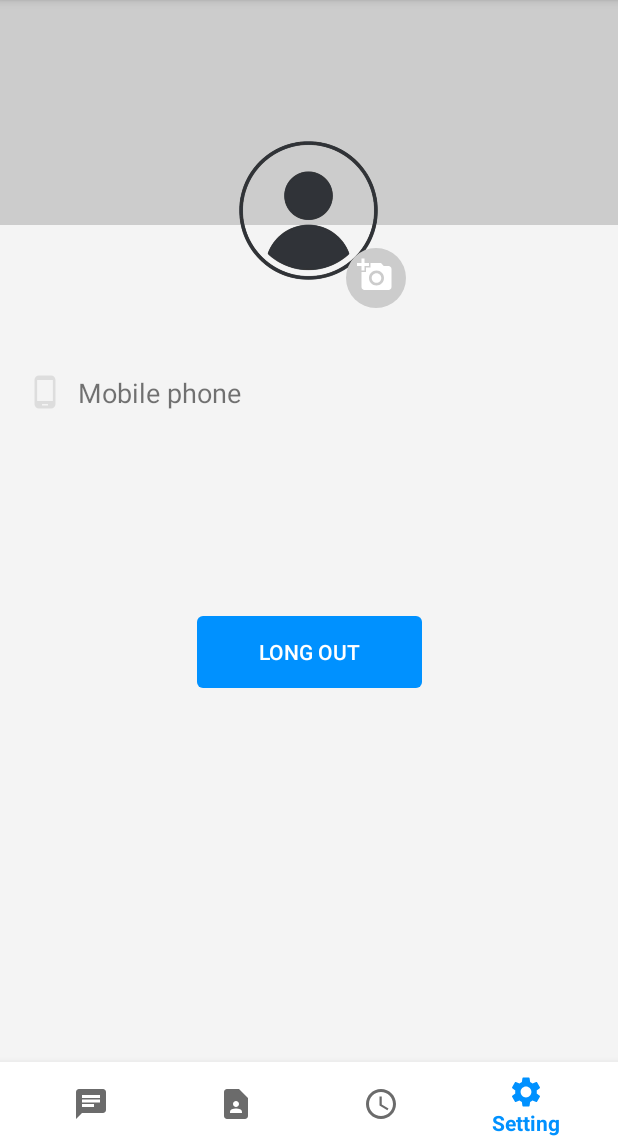
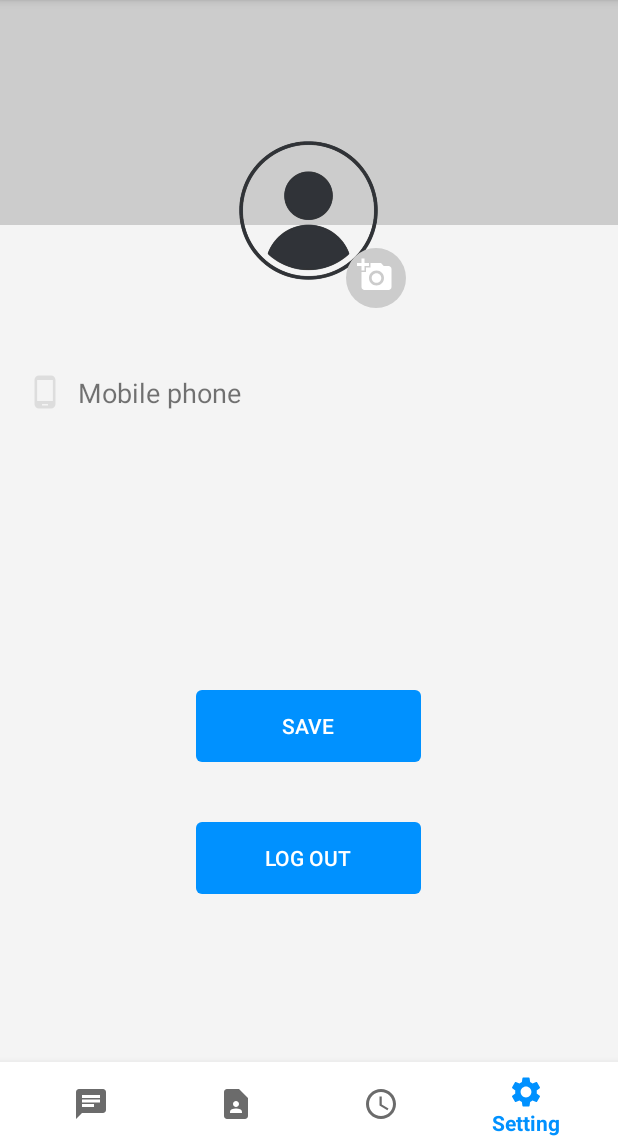
Before and after one commit to HoQuocVinh/ZaloAppGroup03, an Android app: the screen it shows after launch once a user with an empty profile is signed in (MainActivity), item 4 of the bottom bar chosen, on a phone screen of 412 x 824 dp, the part 90-1236 px from its top. Run offline under Robolectric (Android 15) with nearby library versions, the phone set to English and light mode, and no system bars; our stand-ins replace CircleImageView, Firebase (no records; nobody signed in at launch, a user with empty details on screens opened directly); pictures from the network do not load; 2 statements that could not run were skipped.

Commit message:
update 16:14 16/6/2022

```diff
--- a/app/src/main/java/hcmute/spkt/nhom03/finalproject/Activities/ChatActivity.java
+++ b/app/src/main/java/hcmute/spkt/nhom03/finalproject/Activities/ChatActivity.java
@@ -99,7 +99,6 @@ public class ChatActivity extends AppCompatActivity {
         dialog = new ProgressDialog(this);
         dialog.setMessage("Uploading image...");
         dialog.setCancelable(false);
-
         audioRecord = new AudioRecorder();
 
         binding.edtChat.addTextChangedListener(textWatcher);
--- a/app/src/main/java/hcmute/spkt/nhom03/finalproject/Fragment/FragmentSetting.java
+++ b/app/src/main/java/hcmute/spkt/nhom03/finalproject/Fragment/FragmentSetting.java
@@ -54,9 +54,9 @@ public class FragmentSetting extends Fragment {
         mapping();
         checkCurrentUser();
         binding.changeImg.setOnClickListener(v -> addImage());
+        binding.btnSave.setOnClickListener(v -> uploadProfileImage());
         return binding.getRoot();
     }
-
 
     private void mapping() {
         auth = FirebaseAuth.getInstance();
@@ -87,16 +87,32 @@ public class FragmentSetting extends Fragment {
         dialog.setMessage("Uploading image...");
         dialog.setCancelable(false);
 
+        dialog.show();
         if (imageUri != null) {
             storageReference = firebaseStorage.getReference().child("Profile").child(user.getUid());
+            storageReference.putFile(imageUri).addOnCompleteListener(task -> {
+                if (task.isSuccessful()) {
+                    dialog.dismiss();
+                    storageReference.getDownloadUrl().addOnSuccessListener(uri -> {
+                        String imageUrl = uri.toString();
+                        databaseReference = FirebaseDatabase.getInstance().getReference("users");
+                        databaseReference.child(user.getUid())
+                                .child("profileImage")
+                                .setValue(imageUrl)
+                                .addOnSuccessListener(unused -> {
+                                });
+                    });
+                }
+            });
         }
     }
+
     private void checkCurrentUser() {
         if (user != null)
-            getUserProfile(user);
+            getProfileCurrentUser(user);
     }
 
-    private void getUserProfile(FirebaseUser user) {
+    private void getProfileCurrentUser(FirebaseUser user) {
         String phoneProfile = user.getPhoneNumber();
         String uid = user.getUid();
         databaseReference = firebaseDatabase.getReference("users").child(uid);
--- a/app/src/main/res/layout/fragment_setting.xml
+++ b/app/src/main/res/layout/fragment_setting.xml
@@ -96,6 +96,22 @@
         android:layout_width="match_parent"
         android:layout_height="match_parent">
 
+        <LinearLayout
+            android:layout_width="match_parent"
+            android:layout_height="match_parent"
+            android:gravity="center"
+            android:orientation="vertical">
+
+            <Button
+                android:id="@+id/btn_save"
+                android:layout_width="150dp"
+                android:layout_height="wrap_content"
+                android:layout_marginTop="40dp"
+                android:background="@drawable/custom_button_in_register"
+                android:backgroundTint="@color/blue_light"
+                android:text="Save"
+                android:textColor="@color/white" />
+
             <Button
                 android:id="@+id/btn_log_out"
                 android:layout_width="150dp"
@@ -103,12 +119,8 @@
                 android:layout_marginTop="40dp"
                 android:background="@drawable/custom_button_in_register"
                 android:backgroundTint="@color/blue_light"
-            android:text="Long out"
-            android:textColor="@color/white"
-            app:layout_constraintBottom_toBottomOf="parent"
-            app:layout_constraintLeft_toLeftOf="parent"
-            app:layout_constraintRight_toRightOf="parent"
-            app:layout_constraintTop_toTopOf="parent"
-            app:layout_constraintVertical_bias="0.2" />
+                android:text="Log out"
+                android:textColor="@color/white" />
+        </LinearLayout>
     </androidx.constraintlayout.widget.ConstraintLayout>
 </LinearLayout>
```
Also changed, not shown: app/src/main/java/hcmute/spkt/nhom03/finalproject/Activities/SetupProfileActivity.java (+5 -15 lines). Lines whose indentation alone changed are shown as unchanged.
